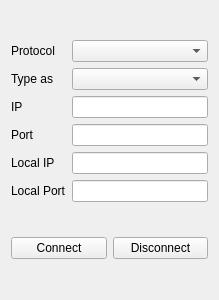
First picture: the form in MotionViewer/holocomm.ui, repository thinkexist1989/MotionViewer, before the edit.
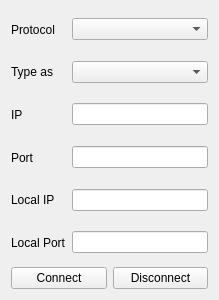
Second picture: the form after the edit. Icons and pictures are not drawn.

What changed in the file:
```diff
--- a/MotionViewer/holocomm.ui
+++ b/MotionViewer/holocomm.ui
@@ -24,63 +24,141 @@
     <layout class="QGridLayout" name="gridLayout">
      <item row="0" column="0">
       <widget class="QLabel" name="lblProtocol">
+       <property name="sizePolicy">
+        <sizepolicy hsizetype="Preferred" vsizetype="Expanding">
+         <horstretch>0</horstretch>
+         <verstretch>0</verstretch>
+        </sizepolicy>
+       </property>
        <property name="text">
         <string>Protocol</string>
        </property>
       </widget>
      </item>
      <item row="0" column="1">
-      <widget class="QComboBox" name="cmbProtocol"/>
+      <widget class="QComboBox" name="cmbProtocol">
+       <property name="sizePolicy">
+        <sizepolicy hsizetype="Preferred" vsizetype="Fixed">
+         <horstretch>0</horstretch>
+         <verstretch>0</verstretch>
+        </sizepolicy>
+       </property>
+      </widget>
      </item>
      <item row="1" column="0">
       <widget class="QLabel" name="lblType">
+       <property name="sizePolicy">
+        <sizepolicy hsizetype="Preferred" vsizetype="Expanding">
+         <horstretch>0</horstretch>
+         <verstretch>0</verstretch>
+        </sizepolicy>
+       </property>
        <property name="text">
         <string>Type as</string>
        </property>
       </widget>
      </item>
      <item row="1" column="1">
-      <widget class="QComboBox" name="cmbType"/>
+      <widget class="QComboBox" name="cmbType">
+       <property name="sizePolicy">
+        <sizepolicy hsizetype="Preferred" vsizetype="Fixed">
+         <horstretch>0</horstretch>
+         <verstretch>0</verstretch>
+        </sizepolicy>
+       </property>
+      </widget>
      </item>
      <item row="2" column="0">
       <widget class="QLabel" name="lblAddress">
+       <property name="sizePolicy">
+        <sizepolicy hsizetype="Preferred" vsizetype="Expanding">
+         <horstretch>0</horstretch>
+         <verstretch>0</verstretch>
+        </sizepolicy>
+       </property>
        <property name="text">
         <string>IP</string>
        </property>
       </widget>
      </item>
      <item row="2" column="1">
-      <widget class="QLineEdit" name="ldtAddress"/>
+      <widget class="QLineEdit" name="ldtAddress">
+       <property name="sizePolicy">
+        <sizepolicy hsizetype="Expanding" vsizetype="Fixed">
+         <horstretch>0</horstretch>
+         <verstretch>0</verstretch>
+        </sizepolicy>
+       </property>
+      </widget>
      </item>
      <item row="3" column="0">
       <widget class="QLabel" name="lblPort">
+       <property name="sizePolicy">
+        <sizepolicy hsizetype="Preferred" vsizetype="Expanding">
+         <horstretch>0</horstretch>
+         <verstretch>0</verstretch>
+        </sizepolicy>
+       </property>
        <property name="text">
         <string>Port</string>
        </property>
       </widget>
      </item>
      <item row="3" column="1">
-      <widget class="QLineEdit" name="ldtPort"/>
+      <widget class="QLineEdit" name="ldtPort">
+       <property name="sizePolicy">
+        <sizepolicy hsizetype="Expanding" vsizetype="Fixed">
+         <horstretch>0</horstretch>
+         <verstretch>0</verstretch>
+        </sizepolicy>
+       </property>
+      </widget>
      </item>
      <item row="4" column="0">
       <widget class="QLabel" name="lblLocalAddress">
+       <property name="sizePolicy">
+        <sizepolicy hsizetype="Preferred" vsizetype="Expanding">
+         <horstretch>0</horstretch>
+         <verstretch>0</verstretch>
+        </sizepolicy>
+       </property>
        <property name="text">
         <string>Local IP</string>
        </property>
       </widget>
      </item>
      <item row="4" column="1">
-      <widget class="QLineEdit" name="ldtLocalAddress"/>
+      <widget class="QLineEdit" name="ldtLocalAddress">
+       <property name="sizePolicy">
+        <sizepolicy hsizetype="Expanding" vsizetype="Fixed">
+         <horstretch>0</horstretch>
+         <verstretch>0</verstretch>
+        </sizepolicy>
+       </property>
+      </widget>
      </item>
      <item row="5" column="0">
       <widget class="QLabel" name="lblLocalPort">
+       <property name="sizePolicy">
+        <sizepolicy hsizetype="Preferred" vsizetype="Expanding">
+         <horstretch>0</horstretch>
+         <verstretch>0</verstretch>
+        </sizepolicy>
+       </property>
        <property name="text">
         <string>Local Port</string>
        </property>
       </widget>
      </item>
      <item row="5" column="1">
-      <widget class="QLineEdit" name="ldtLocalPort"/>
+      <widget class="QLineEdit" name="ldtLocalPort">
+       <property name="sizePolicy">
+        <sizepolicy hsizetype="Expanding" vsizetype="Fixed">
+         <horstretch>0</horstretch>
+         <verstretch>0</verstretch>
+        </sizepolicy>
+       </property>
+      </widget>
      </item>
     </layout>
    </item>
@@ -88,6 +166,12 @@
     <layout class="QHBoxLayout" name="horizontalLayout" stretch="1,1">
      <item>
       <widget class="QPushButton" name="connectButton">
+       <property name="sizePolicy">
+        <sizepolicy hsizetype="Minimum" vsizetype="Fixed">
+         <horstretch>0</horstretch>
+         <verstretch>0</verstretch>
+        </sizepolicy>
+       </property>
        <property name="text">
         <string>Connect</string>
        </property>
@@ -99,6 +183,12 @@
      </item>
      <item>
       <widget class="QPushButton" name="disconnectButton">
+       <property name="sizePolicy">
+        <sizepolicy hsizetype="Minimum" vsizetype="Fixed">
+         <horstretch>0</horstretch>
+         <verstretch>0</verstretch>
+        </sizepolicy>
+       </property>
        <property name="text">
         <string>Disconnect</string>
        </property>
```
